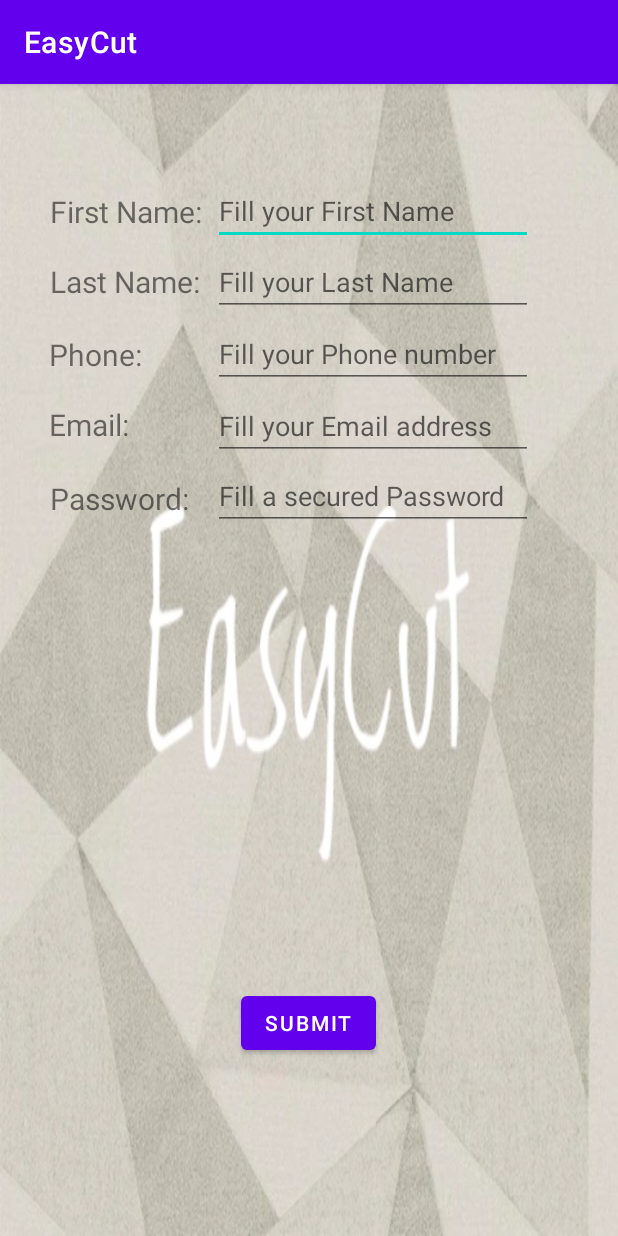
After one commit to Asif-Rot/EasyCut, an Android app: the regiActivity screen opened directly, with no data from a screen before it, on a phone screen of 412 x 824 dp. The commit adds this screen. Run offline under Robolectric (Android 15) with nearby library versions, the light colour scheme and no system bars.

Commit message:
Regi_screen

```diff
--- a/app/src/main/AndroidManifest.xml
+++ b/app/src/main/AndroidManifest.xml
@@ -9,6 +9,9 @@
         android:roundIcon="@mipmap/ic_launcher_round"
         android:supportsRtl="true"
         android:theme="@style/Theme.EasyCut">
+        <activity
+            android:name=".regiActivity"
+            android:exported="false" />
         <activity
             android:name=".login"
             android:exported="false" />
--- /dev/null
+++ b/app/src/main/java/com/example/easycut/regiActivity.java
@@ -0,0 +1,14 @@
+package com.example.easycut;
+
+import androidx.appcompat.app.AppCompatActivity;
+
+import android.os.Bundle;
+
+public class regiActivity extends AppCompatActivity {
+
+    @Override
+    protected void onCreate(Bundle savedInstanceState) {
+        super.onCreate(savedInstanceState);
+        setContentView(R.layout.activity_regi);
+    }
+}
--- a/app/src/main/java/com/example/easycut/splash_screen.java
+++ b/app/src/main/java/com/example/easycut/splash_screen.java
@@ -22,5 +22,16 @@ public class splash_screen extends AppCompatActivity {
 
             }
         });
+        Button regi = (Button) findViewById(R.id.registration);
+        regi.setOnClickListener(new View.OnClickListener() {
+            @Override
+            public void onClick(View v) {
+                Intent intent = new Intent(splash_screen.this , regiActivity.class );
+                startActivity(intent);
+
+            }
+        });
+
+
     }
 }
--- /dev/null
+++ b/app/src/main/res/layout/activity_regi.xml
@@ -0,0 +1,157 @@
+<?xml version="1.0" encoding="utf-8"?>
+<androidx.constraintlayout.widget.ConstraintLayout xmlns:android="http://schemas.android.com/apk/res/android"
+    xmlns:app="http://schemas.android.com/apk/res-auto"
+    xmlns:tools="http://schemas.android.com/tools"
+    android:layout_width="match_parent"
+    android:layout_height="match_parent"
+    android:background="@drawable/splashbackground"
+    tools:context=".regiActivity">
+
+    <TextView
+        android:id="@+id/First_name"
+        android:layout_width="wrap_content"
+        android:layout_height="wrap_content"
+        android:text="First Name:"
+        android:textSize="20sp"
+        app:layout_constraintBottom_toBottomOf="parent"
+        app:layout_constraintEnd_toEndOf="parent"
+        app:layout_constraintHorizontal_bias="0.107"
+        app:layout_constraintStart_toStartOf="parent"
+        app:layout_constraintTop_toTopOf="parent"
+        app:layout_constraintVertical_bias="0.096" />
+
+    <TextView
+        android:id="@+id/last_name"
+        android:layout_width="wrap_content"
+        android:layout_height="wrap_content"
+        android:text="Last Name:"
+        android:textSize="20sp"
+        app:layout_constraintBottom_toBottomOf="parent"
+        app:layout_constraintEnd_toEndOf="parent"
+        app:layout_constraintHorizontal_bias="0.106"
+        app:layout_constraintStart_toStartOf="parent"
+        app:layout_constraintTop_toTopOf="parent"
+        app:layout_constraintVertical_bias="0.159" />
+
+    <TextView
+        android:id="@+id/Phone_number"
+        android:layout_width="wrap_content"
+        android:layout_height="wrap_content"
+        android:text="Phone:"
+        android:textSize="20sp"
+        app:layout_constraintBottom_toBottomOf="parent"
+        app:layout_constraintEnd_toEndOf="parent"
+        app:layout_constraintHorizontal_bias="0.094"
+        app:layout_constraintStart_toStartOf="parent"
+        app:layout_constraintTop_toTopOf="parent"
+        app:layout_constraintVertical_bias="0.225" />
+
+    <TextView
+        android:id="@+id/email_name"
+        android:layout_width="wrap_content"
+        android:layout_height="wrap_content"
+        android:text="Email:"
+        android:textSize="20sp"
+        app:layout_constraintBottom_toBottomOf="parent"
+        app:layout_constraintEnd_toEndOf="parent"
+        app:layout_constraintHorizontal_bias="0.092"
+        app:layout_constraintStart_toStartOf="parent"
+        app:layout_constraintTop_toTopOf="parent"
+        app:layout_constraintVertical_bias="0.288" />
+
+    <TextView
+        android:id="@+id/first_pass"
+        android:layout_width="wrap_content"
+        android:layout_height="wrap_content"
+        android:text="Password:"
+        android:textSize="20sp"
+        app:layout_constraintBottom_toBottomOf="parent"
+        app:layout_constraintEnd_toEndOf="parent"
+        app:layout_constraintHorizontal_bias="0.104"
+        app:layout_constraintStart_toStartOf="parent"
+        app:layout_constraintTop_toTopOf="parent"
+        app:layout_constraintVertical_bias="0.355" />
+
+    <EditText
+        android:id="@+id/first_name_fill"
+        android:layout_width="wrap_content"
+        android:layout_height="wrap_content"
+        android:ems="10"
+        android:hint="Fill your First Name"
+        android:inputType="textPersonName"
+        app:layout_constraintBottom_toBottomOf="parent"
+        app:layout_constraintEnd_toEndOf="parent"
+        app:layout_constraintHorizontal_bias="0.716"
+        app:layout_constraintStart_toStartOf="parent"
+        app:layout_constraintTop_toTopOf="parent"
+        app:layout_constraintVertical_bias="0.086" />
+
+    <EditText
+        android:id="@+id/last_name_fill"
+        android:layout_width="wrap_content"
+        android:layout_height="wrap_content"
+        android:ems="10"
+        android:hint="Fill your Last Name"
+        android:inputType="textPersonName"
+        app:layout_constraintBottom_toBottomOf="parent"
+        app:layout_constraintEnd_toEndOf="parent"
+        app:layout_constraintHorizontal_bias="0.716"
+        app:layout_constraintStart_toStartOf="parent"
+        app:layout_constraintTop_toTopOf="parent"
+        app:layout_constraintVertical_bias="0.151" />
+
+    <EditText
+        android:id="@+id/phone_fill"
+        android:layout_width="wrap_content"
+        android:layout_height="wrap_content"
+        android:ems="10"
+        android:hint="Fill your Phone number"
+        android:inputType="textPersonName"
+        app:layout_constraintBottom_toBottomOf="parent"
+        app:layout_constraintEnd_toEndOf="parent"
+        app:layout_constraintHorizontal_bias="0.716"
+        app:layout_constraintStart_toStartOf="parent"
+        app:layout_constraintTop_toTopOf="parent"
+        app:layout_constraintVertical_bias="0.218" />
+
+    <EditText
+        android:id="@+id/email_fill"
+        android:layout_width="wrap_content"
+        android:layout_height="wrap_content"
+        android:ems="10"
+        android:hint="Fill your Email address"
+        android:inputType="textPersonName"
+        app:layout_constraintBottom_toBottomOf="parent"
+        app:layout_constraintEnd_toEndOf="parent"
+        app:layout_constraintHorizontal_bias="0.716"
+        app:layout_constraintStart_toStartOf="parent"
+        app:layout_constraintTop_toTopOf="parent"
+        app:layout_constraintVertical_bias="0.284" />
+
+    <Button
+        android:id="@+id/submit"
+        android:layout_width="wrap_content"
+        android:layout_height="wrap_content"
+        android:text="SUBMIT"
+        app:layout_constraintBottom_toBottomOf="parent"
+        app:layout_constraintEnd_toEndOf="parent"
+        app:layout_constraintHorizontal_bias="0.498"
+        app:layout_constraintStart_toStartOf="parent"
+        app:layout_constraintTop_toTopOf="parent"
+        app:layout_constraintVertical_bias="0.836" />
+
+    <EditText
+        android:id="@+id/pass_fill"
+        android:layout_width="wrap_content"
+        android:layout_height="wrap_content"
+        android:ems="10"
+        android:hint="Fill a secured Password"
+        android:inputType="textPassword"
+        app:layout_constraintBottom_toBottomOf="parent"
+        app:layout_constraintEnd_toEndOf="parent"
+        app:layout_constraintHorizontal_bias="0.716"
+        app:layout_constraintStart_toStartOf="parent"
+        app:layout_constraintTop_toTopOf="parent"
+        app:layout_constraintVertical_bias="0.349" />
+
+</androidx.constraintlayout.widget.ConstraintLayout>
--- a/app/src/main/res/layout/activity_splash_screen.xml
+++ b/app/src/main/res/layout/activity_splash_screen.xml
@@ -10,14 +10,13 @@
     <Button
         android:id="@+id/sign_in"
         android:layout_width="209dp"
-        android:layout_height="63dp"
+        android:layout_height="69dp"
         android:text="Sign in"
         android:textColor="@color/black"
         android:textSize="20sp"
         app:backgroundTint="#FAD8B3"
         app:layout_constraintBottom_toBottomOf="parent"
         app:layout_constraintEnd_toEndOf="parent"
-        app:layout_constraintHorizontal_bias="0.471"
         app:layout_constraintStart_toStartOf="parent"
         app:layout_constraintTop_toTopOf="parent"
         app:layout_constraintVertical_bias="0.739" />
@@ -31,7 +30,7 @@
         android:layout_marginEnd="112dp"
         android:layout_marginRight="112dp"
         android:layout_marginBottom="51dp"
-        android:text="Registration"
+        android:text="SIGN UP"
         android:textColor="@color/black"
         android:textSize="20sp"
         app:backgroundTint="#FFD7AE"
```
